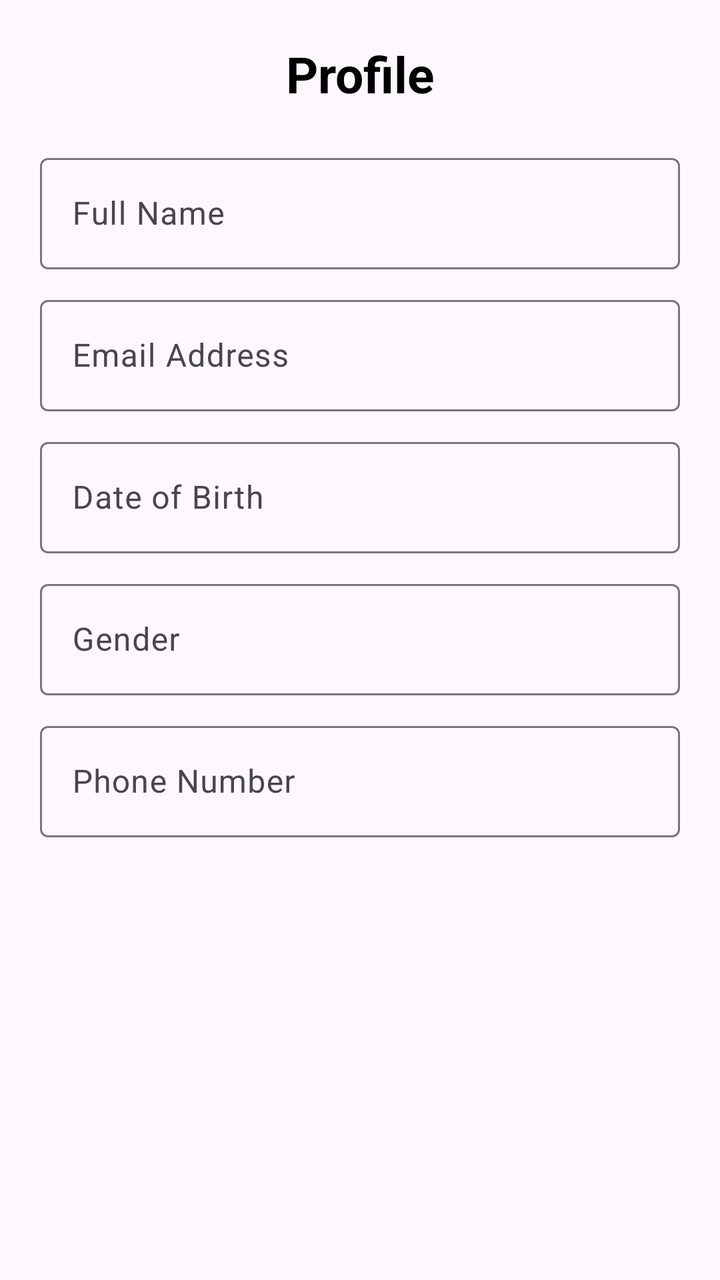
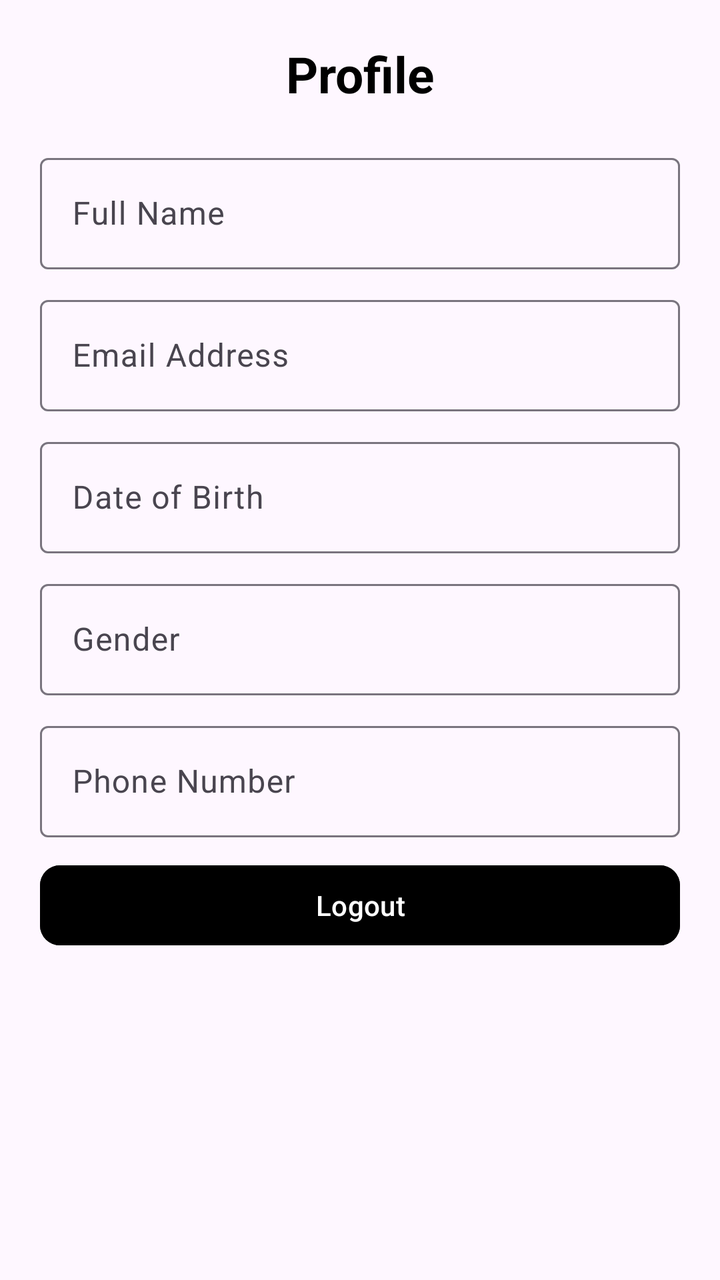

Before-and-after screenshots of an Android layout around one commit, followed by the original layout XML and the change that was made.
<!-- AndroidManifest.xml: application theme Theme.FastMart -->
<!-- res/layout/fragment_profile.xml -->
<?xml version="1.0" encoding="utf-8"?>
<LinearLayout xmlns:android="http://schemas.android.com/apk/res/android"
    xmlns:tools="http://schemas.android.com/tools"
    android:layout_width="match_parent"
    android:layout_height="match_parent"
    android:orientation="vertical"
    android:layout_margin="10dp"
    android:paddingHorizontal="20dp"
    tools:context=".ProfileFragment"
    >
    <TextView
        android:layout_width="match_parent"
        android:layout_height="wrap_content"
        android:text="@string/profile_nav"
        android:textAlignment="center"
        android:textStyle="bold"
        android:textSize="25sp"
        android:layout_marginVertical="20dp"
        />

    <com.google.android.material.textfield.TextInputLayout
        android:layout_width="match_parent"
        android:layout_height="wrap_content"
        android:layout_marginBottom="10dp"
        >
        <com.google.android.material.textfield.TextInputEditText
            android:id="@+id/profile_fullName"
            android:layout_width="match_parent"
            android:layout_height="wrap_content"
            android:hint="@string/name_hint"
            />
    </com.google.android.material.textfield.TextInputLayout>

    <com.google.android.material.textfield.TextInputLayout
        android:layout_width="match_parent"
        android:layout_height="wrap_content"
        android:layout_marginBottom="10dp"
        >
        <com.google.android.material.textfield.TextInputEditText
            android:id="@+id/profile_email"
            android:layout_width="match_parent"
            android:layout_height="wrap_content"
            android:hint="@string/email_hint"
            />
    </com.google.android.material.textfield.TextInputLayout>

    <com.google.android.material.textfield.TextInputLayout
        android:layout_width="match_parent"
        android:layout_height="wrap_content"
        android:layout_marginBottom="10dp"
        >
        <com.google.android.material.textfield.TextInputEditText
            android:id="@+id/profile_dob"
            android:layout_width="match_parent"
            android:layout_height="wrap_content"
            android:hint="@string/dob_hint"
            />
    </com.google.android.material.textfield.TextInputLayout>

    <com.google.android.material.textfield.TextInputLayout
        android:layout_width="match_parent"
        android:layout_height="wrap_content"
        android:layout_marginBottom="10dp"
        >
        <com.google.android.material.textfield.TextInputEditText
            android:id="@+id/profile_gender"
            android:layout_width="match_parent"
            android:layout_height="wrap_content"
            android:hint="@string/gender_hint"
            />
    </com.google.android.material.textfield.TextInputLayout>

    <com.google.android.material.textfield.TextInputLayout
        android:layout_width="match_parent"
        android:layout_height="wrap_content"
        >
        <com.google.android.material.textfield.TextInputEditText
            android:id="@+id/profile_phNo"
            android:layout_width="match_parent"
            android:layout_height="wrap_content"
            android:hint="@string/phNo_hint"
            />
    </com.google.android.material.textfield.TextInputLayout>

</LinearLayout>
<!-- resources referenced by this layout -->
<resources>
  <string name="dob_hint">Date of Birth</string>
  <string name="email_hint">Email Address</string>
  <string name="gender_hint">Gender</string>
  <string name="name_hint">Full Name</string>
  <string name="phNo_hint">Phone Number</string>
  <string name="profile_nav">Profile</string>
  <style name="Theme.FastMart" parent="Base.Theme.FastMart" />
  <style name="Base.Theme.FastMart" parent="Theme.Material3.DayNight.NoActionBar">
          
          
          <item name="android:textColor">@color/black</item>
          <item name="loading_bar_color">@color/black</item>
          <item name="deal_of_day_background_color">@color/skinish</item>
          <item name="item_image_color">@color/skinish</item>
          <item name="button_bg_color">@color/black</item>
          <item name="login_signup_bg">@color/trans_bg_shade_light</item>
      </style>
  <color name="black">#FF000000</color>
  <color name="skinish">#F4ABB9</color>
  <color name="trans_bg_shade_light">#81C7BCBC</color>
</resources>

<!-- the commit's change to res/layout/fragment_profile.xml (unified diff, before → after) -->
@@ -3,11 +3,11 @@
     xmlns:tools="http://schemas.android.com/tools"
     android:layout_width="match_parent"
     android:layout_height="match_parent"
+    xmlns:app="http://schemas.android.com/apk/res-auto"
     android:orientation="vertical"
     android:layout_margin="10dp"
     android:paddingHorizontal="20dp"
-    tools:context=".ProfileFragment"
-    >
+    tools:context=".ProfileFragment">
     <TextView
         android:layout_width="match_parent"
         android:layout_height="wrap_content"
@@ -73,6 +73,7 @@
     <com.google.android.material.textfield.TextInputLayout
         android:layout_width="match_parent"
         android:layout_height="wrap_content"
+        android:layout_marginBottom="10dp"
         >
         <com.google.android.material.textfield.TextInputEditText
             android:id="@+id/profile_phNo"
@@ -82,4 +83,13 @@
             />
     </com.google.android.material.textfield.TextInputLayout>
 
+    <com.google.android.material.button.MaterialButton
+        android:id="@+id/logout_btn"
+        android:layout_width="match_parent"
+        android:layout_height="wrap_content"
+        app:cornerRadius="10dp"
+        android:backgroundTint="?button_bg_color"
+        android:text="@string/logout_btn_text"
+        />
+
 </LinearLayout>
<!-- resource entries referenced after the edit -->
@@ -3,6 +3,7 @@
   <string name="dob_hint">Date of Birth</string>
   <string name="email_hint">Email Address</string>
   <string name="gender_hint">Gender</string>
+  <string name="logout_btn_text">Logout</string>
   <string name="name_hint">Full Name</string>
   <string name="phNo_hint">Phone Number</string>
   <string name="profile_nav">Profile</string>
